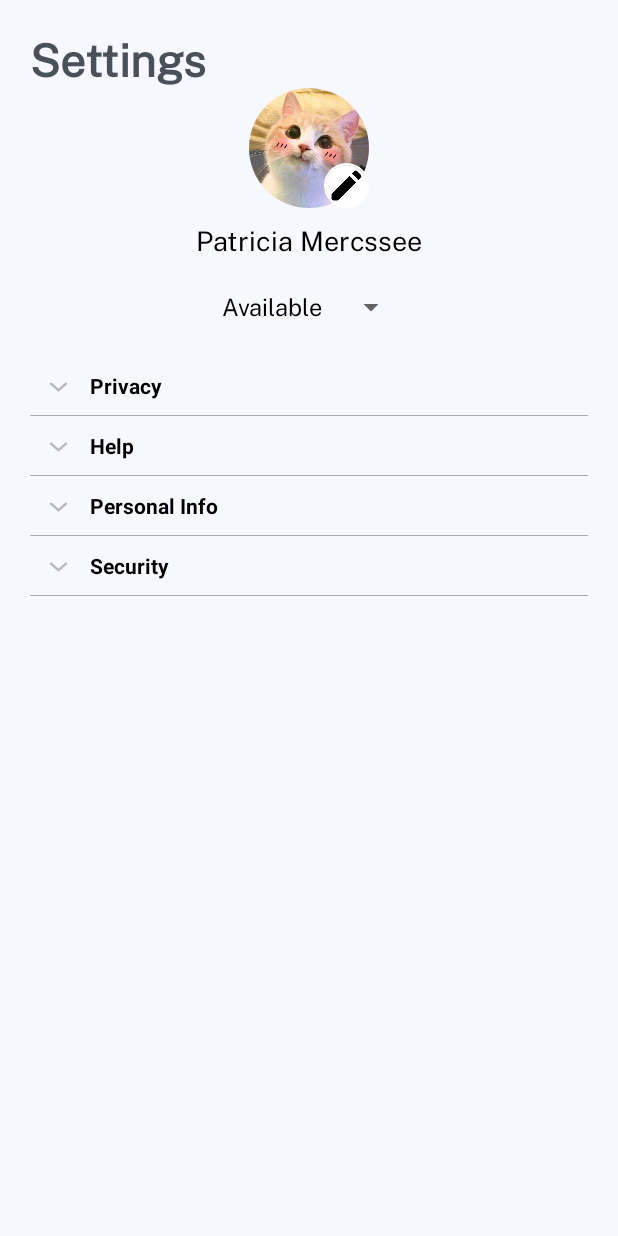
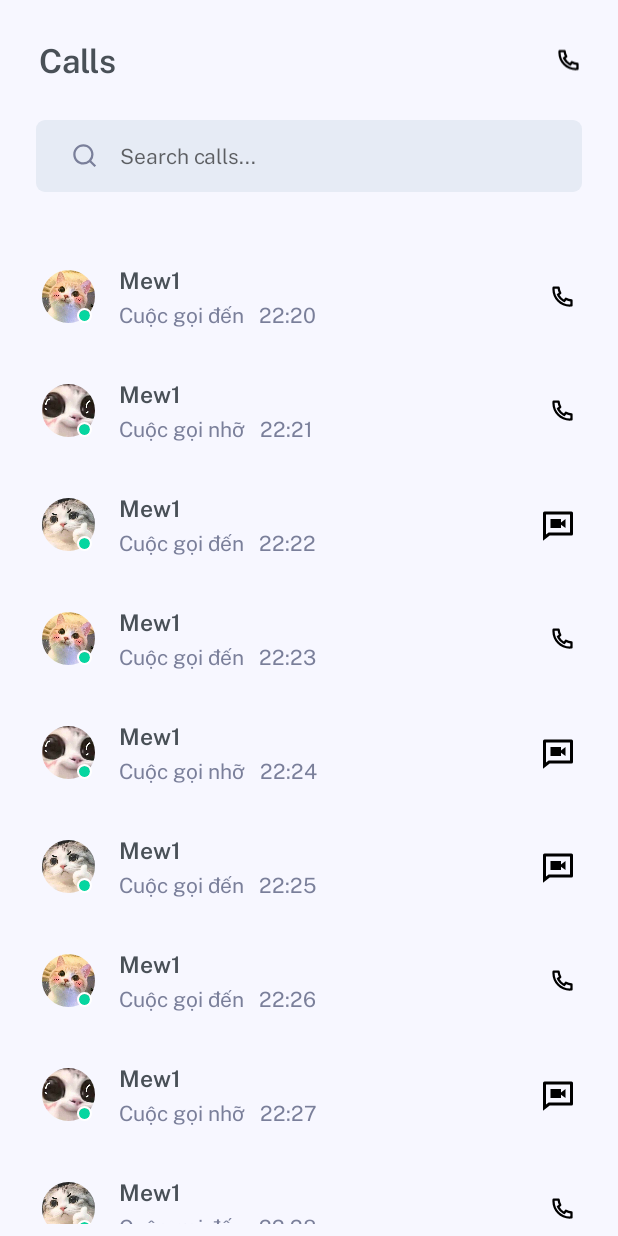
Before and after one commit to manhtuong210902/ChatApp_Android17, an Android app: the screen it shows after launch (ProfileActivity before the commit, CallHistoryActivity after it), on a phone screen of 412 x 824 dp. Run offline under Robolectric (Android 15) with nearby library versions, the phone set to English and light mode, and no system bars; our stand-ins replace CircleImageView, Picasso.

Commit message:
hoan thanh co ban giao dien lich su cuoc goi. https://mtuong669.atlassian.net/jira/software/projects/A2G/boards/2?selectedIssue=A2G-10

```diff
--- a/app/src/main/AndroidManifest.xml
+++ b/app/src/main/AndroidManifest.xml
@@ -13,6 +13,9 @@
         android:supportsRtl="true"
         android:theme="@style/Theme.ChatApp"
         tools:targetApi="31">
+        <activity
+            android:name=".CallHistoryActivity"
+            android:exported="false" />
         <activity
             android:name=".GroupActivity"
             android:exported="false" />
--- /dev/null
+++ b/app/src/main/java/com/example/chatapp/CallHistory.java
@@ -0,0 +1,71 @@
+package com.example.chatapp;
+
+public class CallHistory {
+    private String name;
+    private int image;
+    private boolean isMissed;
+    private boolean isVideoCall;
+    private boolean isOnline;
+    private String time;
+
+    public CallHistory(String name, int image, boolean isMissed, boolean isVideoCall, boolean isOnline, String time) {
+        this.name = name;
+        this.image = image;
+        this.isMissed = isMissed;
+        this.isVideoCall = isVideoCall;
+        this.time = time;
+        this.isOnline = isOnline;
+    }
+
+    public boolean isOnline() {
+        return isOnline;
+    }
+
+    public void setOnline(boolean online) {
+        isOnline = online;
+    }
+
+    public String getName() {
+        return name;
+    }
+
+    public void setName(String name) {
+        this.name = name;
+    }
+
+    public int getImage() {
+        return image;
+    }
+
+    public void setImage(int image) {
+        this.image = image;
+    }
+
+    public String getToStringIsMissed() {
+        return this.isMissed ? "Cuộc gọi nhỡ" : "Cuộc gọi đến";
+    }
+
+    public boolean isMissed() {
+        return isMissed;
+    }
+
+    public void setMissed(boolean missed) {
+        isMissed = missed;
+    }
+
+    public boolean isVideoCall() {
+        return isVideoCall;
+    }
+
+    public void setVideoCall(boolean videoCall) {
+        isVideoCall = videoCall;
+    }
+
+    public String getTime() {
+        return time;
+    }
+
+    public void setTime(String time) {
+        this.time = time;
+    }
+}
--- /dev/null
+++ b/app/src/main/java/com/example/chatapp/CallHistoryActivity.java
@@ -0,0 +1,47 @@
+package com.example.chatapp;
+
+import android.app.Activity;
+import android.os.Bundle;
+
+import androidx.annotation.Nullable;
+import androidx.recyclerview.widget.LinearLayoutManager;
+import androidx.recyclerview.widget.RecyclerView;
+
+import java.util.ArrayList;
+
+public class CallHistoryActivity extends Activity {
+    private RecyclerView recyclerViewCallHistory;
+    private ArrayList<CallHistory> listCallHistory;
+    private CallHistoryAdapter callHistoryAdapter;
+
+    @Override
+    protected void onCreate(@Nullable Bundle savedInstanceState) {
+        super.onCreate(savedInstanceState);
+        setContentView(R.layout.activity_callhistory);
+
+        recyclerViewCallHistory = (RecyclerView) findViewById(R.id.rcv_CallHistory);
+
+        listCallHistory = new ArrayList<>();
+        Data();
+
+        callHistoryAdapter = new CallHistoryAdapter(listCallHistory,this);
+        recyclerViewCallHistory.setLayoutManager(new LinearLayoutManager(this, LinearLayoutManager.VERTICAL, false));
+        recyclerViewCallHistory.setAdapter(callHistoryAdapter);
+    }
+
+    private void Data() {
+        listCallHistory.add(new CallHistory("Mew1", R.drawable.cute1, false, false, true, "22:20"));
+        listCallHistory.add(new CallHistory("Mew1", R.drawable.cute2, true, false, true, "22:21"));
+        listCallHistory.add(new CallHistory("Mew1", R.drawable.cute3, false, true, true, "22:22"));
+        listCallHistory.add(new CallHistory("Mew1", R.drawable.cute1, false, false, true, "22:23"));
+        listCallHistory.add(new CallHistory("Mew1", R.drawable.cute2, true, true, true, "22:24"));
+        listCallHistory.add(new CallHistory("Mew1", R.drawable.cute3, false, true, true, "22:25"));
+        listCallHistory.add(new CallHistory("Mew1", R.drawable.cute1, false, false, true, "22:26"));
+        listCallHistory.add(new CallHistory("Mew1", R.drawable.cute2, true, true, true, "22:27"));
+        listCallHistory.add(new CallHistory("Mew1", R.drawable.cute3, false, false, true, "22:28"));
+        listCallHistory.add(new CallHistory("Mew1", R.drawable.cute1, true, true, true, "22:29"));
+        listCallHistory.add(new CallHistory("Mew1", R.drawable.cute2, true, false, true, "22:30"));
+        listCallHistory.add(new CallHistory("Mew1", R.drawable.cute3, false, true, true, "22:31"));
+
+    }
+}
--- /dev/null
+++ b/app/src/main/java/com/example/chatapp/CallHistoryAdapter.java
@@ -0,0 +1,72 @@
+package com.example.chatapp;
+
+import android.content.Context;
+import android.view.LayoutInflater;
+import android.view.View;
+import android.view.ViewGroup;
+import android.widget.ImageView;
+import android.widget.TextView;
+
+import androidx.annotation.NonNull;
+import androidx.recyclerview.widget.RecyclerView;
+
+import com.squareup.picasso.Picasso;
+
+import java.util.ArrayList;
+
+import de.hdodenhof.circleimageview.CircleImageView;
+
+public class CallHistoryAdapter extends RecyclerView.Adapter<CallHistoryAdapter.ViewHolder> {
+    private ArrayList<CallHistory> listCall;
+    private Context context;
+
+    public CallHistoryAdapter(ArrayList<CallHistory> listCall, Context context) {
+        this.listCall = listCall;
+        this.context = context;
+    }
+
+
+    @NonNull
+    @Override
+    public CallHistoryAdapter.ViewHolder onCreateViewHolder(@NonNull ViewGroup parent, int viewType) {
+        LayoutInflater inflater = LayoutInflater.from(context);
+        View itemView = inflater.inflate(R.layout.item_callhistory,parent,false);
+        CallHistoryAdapter.ViewHolder viewHolder = new CallHistoryAdapter.ViewHolder(itemView);
+        return viewHolder;
+    }
+
+    @Override
+    public void onBindViewHolder(@NonNull ViewHolder holder, int position) {
+        CallHistory user = listCall.get(position);
+        Picasso.get().load(user.getImage()).into(holder.civ_avatar);
+        holder.tv_name.setText(user.getName());
+        holder.tv_isMissed.setText(user.getToStringIsMissed());
+        holder.tv_time.setText(user.getTime());
+        if(user.isVideoCall()) {
+            holder.imv_isVideoCall.setImageResource(R.drawable.ic_video_chat_line);
+        } else {
+            holder.imv_isVideoCall.setImageResource(R.drawable.ic_phone_line);
+        }
+    }
+
+    @Override
+    public int getItemCount() {
+        return listCall.size();
+    }
+
+    public class ViewHolder extends RecyclerView.ViewHolder {
+        CircleImageView civ_avatar;
+        TextView tv_name;
+        TextView tv_isMissed;
+        TextView tv_time;
+        ImageView imv_isVideoCall;
+        public ViewHolder(@NonNull View itemView) {
+            super(itemView);
+            civ_avatar = (CircleImageView)itemView.findViewById(R.id.civImage);
+            tv_name = (TextView) itemView.findViewById(R.id.tvName);
+            tv_isMissed = (TextView) itemView.findViewById(R.id.tvIsMissed);
+            tv_time = (TextView) itemView.findViewById(R.id.tvTime);
+            imv_isVideoCall = (ImageView) itemView.findViewById(R.id.imvIsCallVideo);
+        }
+    }
+}
--- a/app/src/main/java/com/example/chatapp/MainActivity.java
+++ b/app/src/main/java/com/example/chatapp/MainActivity.java
@@ -3,8 +3,6 @@ package com.example.chatapp;
 import android.app.Activity;
 import android.content.Intent;
 import android.os.Bundle;
-import android.widget.Spinner;
-import android.widget.TextView;
 
 public class MainActivity extends Activity {
 
@@ -15,7 +13,7 @@ public class MainActivity extends Activity {
         setContentView(R.layout.activity_main);
 
         //Demo login form UI
-        Intent intent = new Intent(MainActivity.this, ProfileActivity.class);
+        Intent intent = new Intent(MainActivity.this, CallHistoryActivity.class);
         startActivity(intent);
     }
 }
--- /dev/null
+++ b/app/src/main/res/drawable/ic_phone_fill.xml
@@ -0,0 +1,9 @@
+<vector xmlns:android="http://schemas.android.com/apk/res/android"
+    android:width="24dp"
+    android:height="24dp"
+    android:viewportWidth="24"
+    android:viewportHeight="24">
+  <path
+      android:fillColor="@color/secondary_text"
+      android:pathData="M21,16.42v3.536a1,1 0,0 1,-0.93 0.998c-0.437,0.03 -0.794,0.046 -1.07,0.046 -8.837,0 -16,-7.163 -16,-16 0,-0.276 0.015,-0.633 0.046,-1.07A1,1 0,0 1,4.044 3H7.58a0.5,0.5 0,0 1,0.498 0.45c0.023,0.23 0.044,0.413 0.064,0.552A13.901,13.901 0,0 0,9.35 8.003c0.095,0.2 0.033,0.439 -0.147,0.567l-2.158,1.542a13.047,13.047 0,0 0,6.844 6.844l1.54,-2.154a0.462,0.462 0,0 1,0.573 -0.149,13.901 13.901,0 0,0 4,1.205c0.139,0.02 0.322,0.042 0.55,0.064a0.5,0.5 0,0 1,0.449 0.498z"/>
+</vector>
--- /dev/null
+++ b/app/src/main/res/drawable/ic_phone_line.xml
@@ -0,0 +1,9 @@
+<vector xmlns:android="http://schemas.android.com/apk/res/android"
+    android:width="18dp"
+    android:height="18dp"
+    android:viewportWidth="24"
+    android:viewportHeight="24">
+  <path
+      android:fillColor="#FF000000"
+      android:pathData="M9.366,10.682a10.556,10.556 0,0 0,3.952 3.952l0.884,-1.238a1,1 0,0 1,1.294 -0.296,11.422 11.422,0 0,0 4.583,1.364 1,1 0,0 1,0.921 0.997v4.462a1,1 0,0 1,-0.898 0.995c-0.53,0.055 -1.064,0.082 -1.602,0.082C9.94,21 3,14.06 3,5.5c0,-0.538 0.027,-1.072 0.082,-1.602A1,1 0,0 1,4.077 3h4.462a1,1 0,0 1,0.997 0.921A11.422,11.422 0,0 0,10.9 8.504a1,1 0,0 1,-0.296 1.294l-1.238,0.884zM6.844,10.025l1.9,-1.357A13.41,13.41 0,0 1,7.647 5L5.01,5c-0.006,0.166 -0.009,0.333 -0.009,0.5C5,12.956 11.044,19 18.5,19c0.167,0 0.334,-0.003 0.5,-0.01v-2.637a13.41,13.41 0,0 1,-3.668 -1.097l-1.357,1.9a12.442,12.442 0,0 1,-1.588 -0.75l-0.058,-0.033a12.556,12.556 0,0 1,-4.702 -4.702l-0.033,-0.058a12.442,12.442 0,0 1,-0.75 -1.588z"/>
+</vector>
--- /dev/null
+++ b/app/src/main/res/drawable/ic_video_chat_line.xml
@@ -0,0 +1,9 @@
+<vector xmlns:android="http://schemas.android.com/apk/res/android"
+    android:width="24dp"
+    android:height="24dp"
+    android:viewportWidth="24"
+    android:viewportHeight="24">
+  <path
+      android:fillColor="#FF000000"
+      android:pathData="M14,10.25L17,8v6l-3,-2.25L14,14L7,14L7,8h7v2.25zM5.763,17L20,17L20,5L4,5v13.385L5.763,17zM6.455,19L2,22.5L2,4a1,1 0,0 1,1 -1h18a1,1 0,0 1,1 1v14a1,1 0,0 1,-1 1L6.455,19z"/>
+</vector>
--- /dev/null
+++ b/app/src/main/res/layout/activity_callhistory.xml
@@ -0,0 +1,66 @@
+<?xml version="1.0" encoding="utf-8"?>
+<LinearLayout xmlns:android="http://schemas.android.com/apk/res/android"
+    xmlns:app="http://schemas.android.com/apk/res-auto"
+    xmlns:tools="http://schemas.android.com/tools"
+    android:layout_width="match_parent"
+    android:layout_height="match_parent"
+    android:orientation="vertical"
+    tools:context=".CallHistoryActivity"
+    android:background="@color/primary_background"
+    >
+
+    <LinearLayout
+        android:layout_width="match_parent"
+        android:layout_height="wrap_content"
+        android:orientation="vertical"
+        android:padding="24dp">
+        <LinearLayout
+            android:layout_width="match_parent"
+            android:layout_height="wrap_content"
+            android:background="@color/primary_background"
+            android:orientation="horizontal"
+            android:layout_gravity="center_vertical"
+            android:layout_marginBottom="24dp"
+            >
+            <TextView
+                android:layout_weight="1"
+                android:layout_width="wrap_content"
+                android:layout_height="wrap_content"
+                android:text="Calls"
+                android:fontFamily="@font/public_sans_semi_bold"
+                android:textColor="@color/primary_text"
+                android:textSize="22sp"
+                android:padding="2dp"
+                />
+
+            <ImageView
+                android:layout_width="wrap_content"
+                android:layout_height="match_parent"
+                android:src="@drawable/ic_phone_line"
+                android:layout_marginLeft="2dp"
+                android:layout_gravity="center_vertical"
+                />
+        </LinearLayout>
+        <androidx.appcompat.widget.SearchView
+            android:layout_width="match_parent"
+            android:layout_height="wrap_content"
+            app:iconifiedByDefault="false"
+            android:theme="@style/AppSearchView"
+            app:searchIcon="@drawable/ic_search_line"
+            android:background="@drawable/chat_bg_border_radius_8dp"
+            app:submitBackground="@android:color/transparent"
+            app:queryBackground="@android:color/transparent"
+            android:id="@+id/searchView_Search"
+            app:queryHint="Search calls..."
+            />
+    </LinearLayout>
+
+    <androidx.recyclerview.widget.RecyclerView
+        android:id="@+id/rcv_CallHistory"
+        android:layout_width="match_parent"
+        android:layout_height="wrap_content"
+        android:padding="8dp"
+        android:background="@color/transparent"
+        />
+
+</LinearLayout>
--- /dev/null
+++ b/app/src/main/res/layout/item_callhistory.xml
@@ -0,0 +1,88 @@
+<?xml version="1.0" encoding="utf-8"?>
+<LinearLayout xmlns:android="http://schemas.android.com/apk/res/android"
+    xmlns:tools="http://schemas.android.com/tools"
+    android:layout_width="match_parent"
+    android:layout_height="wrap_content"
+    android:paddingHorizontal="20dp"
+    android:paddingVertical="15dp"
+    android:id="@+id/layout_ItemChatUser"
+    android:gravity="center_vertical"
+    android:layout_marginVertical="1dp">
+    <RelativeLayout
+        android:layout_width="wrap_content"
+        android:layout_height="wrap_content"
+        android:layout_marginRight="16dp"
+        >
+        <de.hdodenhof.circleimageview.CircleImageView
+            xmlns:app="http://schemas.android.com/apk/res-auto"
+            android:id="@+id/civImage"
+            android:layout_width="35dp"
+            android:layout_height="35dp"
+            android:src="@drawable/cute1"/>
+
+        <de.hdodenhof.circleimageview.CircleImageView xmlns:app="http://schemas.android.com/apk/res-auto"
+            android:id="@+id/civOnlineCircle"
+            android:layout_width="10dp"
+            android:layout_height="10dp"
+            android:layout_below="@id/civImage"
+            android:layout_marginLeft="-12dp"
+            android:layout_marginTop="-10dp"
+            android:layout_toEndOf="@id/civImage"
+            android:src="@color/green_circle"
+            app:civ_border_color="@color/white"
+            app:civ_border_width="1dp" />
+    </RelativeLayout>
+    <LinearLayout
+        android:layout_weight="1"
+        android:layout_width="wrap_content"
+        android:layout_height="wrap_content"
+        android:orientation="vertical">
+        <TextView
+            android:id="@+id/tvName"
+            android:layout_width="wrap_content"
+            android:layout_height="wrap_content"
+            android:textSize="15sp"
+            android:fontFamily="@font/public_sans_semi_bold"
+            android:textColor="@color/primary_text"
+            android:text="Your Name"
+            android:layout_marginBottom="4dp"/>
+        <LinearLayout
+            android:layout_width="match_parent"
+            android:layout_height="wrap_content">
+            <TextView
+                android:id="@+id/tvIsMissed"
+                android:layout_width="wrap_content"
+                android:layout_height="wrap_content"
+                android:textColor="@color/secondary_text"
+                android:fontFamily="@font/public_sans_regular"
+                android:layout_marginEnd="10dp"
+                android:textSize="14sp"
+                android:maxLines="1"
+                android:ellipsize="end"
+                android:text="Cuộc gọi đến"/>
+            <TextView
+                android:id="@+id/tvTime"
+                android:layout_width="wrap_content"
+                android:layout_height="wrap_content"
+                android:textColor="@color/secondary_text"
+                android:fontFamily="@font/public_sans_regular"
+                android:textSize="14sp"
+                android:maxLines="1"
+                android:ellipsize="end"
+                android:text="Thời gian"/>
+        </LinearLayout>
+    </LinearLayout>
+    <LinearLayout
+        android:layout_weight="0"
+        android:layout_width="wrap_content"
+        android:layout_height="wrap_content"
+        android:orientation="vertical"
+        android:gravity="center_horizontal">
+        <ImageView
+            android:id="@+id/imvIsCallVideo"
+            android:layout_width="wrap_content"
+            android:layout_height="match_parent"
+            android:src="@drawable/ic_phone_fill"/>
+    </LinearLayout>
+
+</LinearLayout>
```
